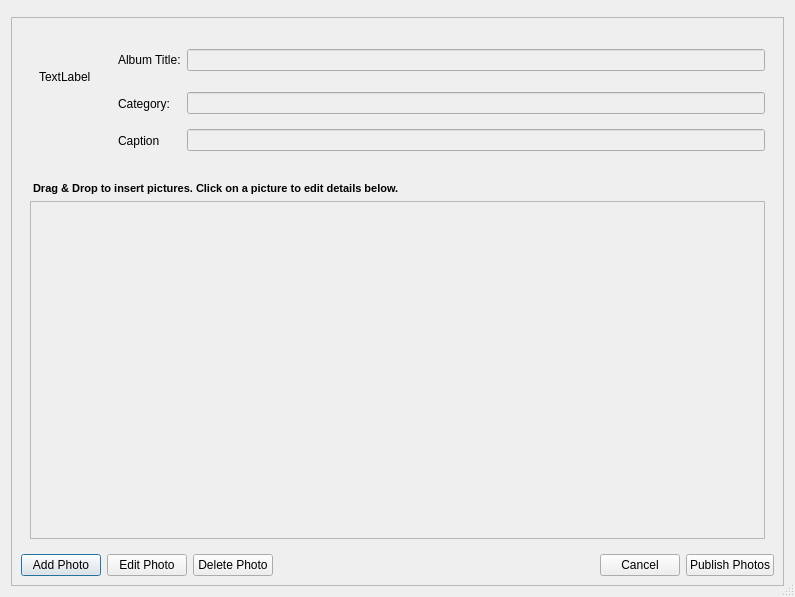
Qt form retroshare-gui/src/gui/PhotoShare/AlbumDialog.ui (RetroShare/RetroShare) before a commit.
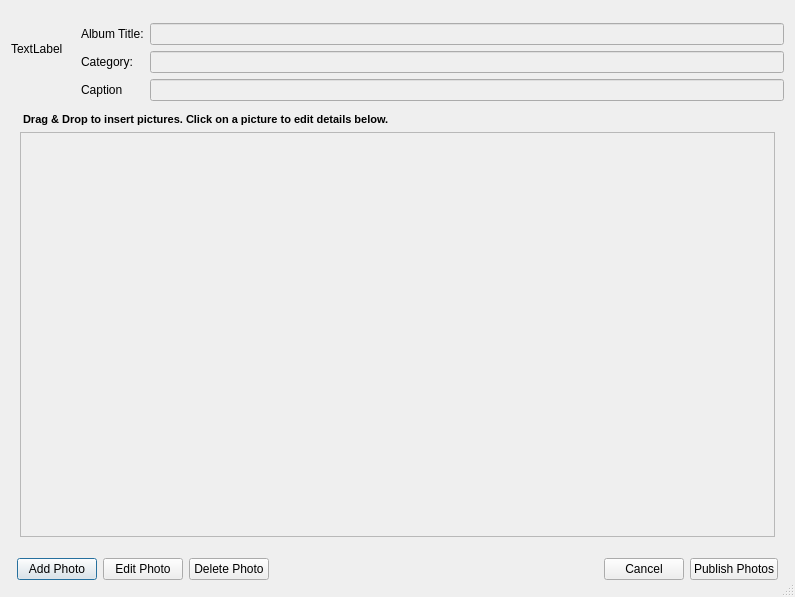
The same form after that commit. Custom widgets are drawn as their Qt base class.

Commit message: attempting to fix layout issues

Patch:
```diff
--- a/retroshare-gui/src/gui/PhotoShare/AlbumDialog.ui
+++ b/retroshare-gui/src/gui/PhotoShare/AlbumDialog.ui
@@ -16,8 +16,8 @@
   <property name="sizeGripEnabled">
    <bool>true</bool>
   </property>
-  <layout class="QVBoxLayout" name="verticalLayout_4">
-   <item>
+  <layout class="QGridLayout" name="gridLayout_5">
+   <item row="0" column="0" colspan="2">
     <widget class="HeaderFrame" name="headerFrame">
      <property name="frameShape">
       <enum>QFrame::StyledPanel</enum>
@@ -27,79 +27,9 @@
      </property>
     </widget>
    </item>
-   <item>
-    <widget class="QFrame" name="frame">
-     <property name="sizePolicy">
-      <sizepolicy hsizetype="Preferred" vsizetype="Minimum">
-       <horstretch>0</horstretch>
-       <verstretch>0</verstretch>
-      </sizepolicy>
-     </property>
-     <property name="frameShape">
-      <enum>QFrame::StyledPanel</enum>
-     </property>
-     <property name="frameShadow">
-      <enum>QFrame::Raised</enum>
-     </property>
-     <layout class="QVBoxLayout" name="verticalLayout_3" stretch="0,10,0">
-      <item>
-       <widget class="QFrame" name="frame_2">
-        <property name="sizePolicy">
-         <sizepolicy hsizetype="MinimumExpanding" vsizetype="Preferred">
-          <horstretch>10</horstretch>
-          <verstretch>0</verstretch>
-         </sizepolicy>
-        </property>
-        <layout class="QGridLayout" name="gridLayout">
-         <property name="horizontalSpacing">
-          <number>6</number>
-         </property>
-         <property name="verticalSpacing">
-          <number>2</number>
-         </property>
-         <item row="0" column="2">
-          <widget class="QLineEdit" name="lineEdit_Title">
-           <property name="enabled">
-            <bool>false</bool>
-           </property>
-           <property name="sizePolicy">
-            <sizepolicy hsizetype="MinimumExpanding" vsizetype="Fixed">
-             <horstretch>0</horstretch>
-             <verstretch>0</verstretch>
-            </sizepolicy>
-           </property>
-          </widget>
-         </item>
-         <item row="1" column="1">
-          <widget class="QLabel" name="label_7">
-           <property name="text">
-            <string>Category:</string>
-           </property>
-          </widget>
-         </item>
-         <item row="1" column="2">
-          <widget class="QLineEdit" name="lineEdit_Category">
-           <property name="enabled">
-            <bool>false</bool>
-           </property>
-           <property name="sizePolicy">
-            <sizepolicy hsizetype="MinimumExpanding" vsizetype="Fixed">
-             <horstretch>0</horstretch>
-             <verstretch>0</verstretch>
-            </sizepolicy>
-           </property>
-          </widget>
-         </item>
-         <item row="0" column="0" rowspan="3">
-          <widget class="QFrame" name="albumGroup">
-           <property name="sizePolicy">
-            <sizepolicy hsizetype="Preferred" vsizetype="Minimum">
-             <horstretch>0</horstretch>
-             <verstretch>1</verstretch>
-            </sizepolicy>
-           </property>
-           <layout class="QVBoxLayout" name="verticalLayout_2">
-            <item>
+   <item row="1" column="0">
+    <layout class="QGridLayout" name="gridLayout_3">
+     <item row="0" column="0">
              <widget class="QLabel" name="label_thumbNail">
               <property name="minimumSize">
                <size>
@@ -112,7 +42,7 @@
               </property>
              </widget>
             </item>
-            <item>
+     <item row="1" column="0">
              <spacer name="verticalSpacer">
               <property name="orientation">
                <enum>Qt::Vertical</enum>
@@ -120,16 +50,20 @@
               <property name="sizeHint" stdset="0">
                <size>
                 <width>20</width>
-                <height>40</height>
+         <height>12</height>
                </size>
               </property>
              </spacer>
             </item>
            </layout>
-          </widget>
-         </item>
-         <item row="2" column="2">
-          <widget class="QLineEdit" name="lineEdit_Caption">
+   </item>
+   <item row="1" column="1">
+    <layout class="QGridLayout" name="gridLayout_4">
+     <property name="topMargin">
+      <number>6</number>
+     </property>
+     <item row="1" column="1">
+      <widget class="QLineEdit" name="lineEdit_Category">
            <property name="enabled">
             <bool>false</bool>
            </property>
@@ -142,26 +76,80 @@
           </widget>
          </item>
          <item row="2" column="1">
+      <widget class="QLineEdit" name="lineEdit_Caption">
+       <property name="enabled">
+        <bool>false</bool>
+       </property>
+       <property name="sizePolicy">
+        <sizepolicy hsizetype="MinimumExpanding" vsizetype="Fixed">
+         <horstretch>0</horstretch>
+         <verstretch>0</verstretch>
+        </sizepolicy>
+       </property>
+      </widget>
+     </item>
+     <item row="1" column="0">
+      <widget class="QLabel" name="label_7">
+       <property name="text">
+        <string>Category:</string>
+       </property>
+      </widget>
+     </item>
+     <item row="2" column="0">
           <widget class="QLabel" name="label_8">
            <property name="text">
             <string>Caption</string>
            </property>
           </widget>
          </item>
-         <item row="0" column="1">
+     <item row="0" column="0">
           <widget class="QLabel" name="label_9">
            <property name="text">
             <string>Album Title:</string>
            </property>
           </widget>
          </item>
-        </layout>
-       </widget>
-      </item>
-      <item>
-       <widget class="QWidget" name="widget" native="true">
-        <layout class="QVBoxLayout" name="verticalLayout">
-         <item>
+     <item row="0" column="1">
+      <widget class="QLineEdit" name="lineEdit_Title">
+       <property name="enabled">
+        <bool>false</bool>
+       </property>
+       <property name="sizePolicy">
+        <sizepolicy hsizetype="MinimumExpanding" vsizetype="Fixed">
+         <horstretch>0</horstretch>
+         <verstretch>0</verstretch>
+        </sizepolicy>
+       </property>
+      </widget>
+     </item>
+     <item row="3" column="1">
+      <spacer name="verticalSpacer_2">
+       <property name="orientation">
+        <enum>Qt::Vertical</enum>
+       </property>
+       <property name="sizeHint" stdset="0">
+        <size>
+         <width>568</width>
+         <height>6</height>
+        </size>
+       </property>
+      </spacer>
+     </item>
+    </layout>
+   </item>
+   <item row="2" column="0" colspan="2">
+    <widget class="QFrame" name="frame">
+     <property name="sizePolicy">
+      <sizepolicy hsizetype="Preferred" vsizetype="Expanding">
+       <horstretch>0</horstretch>
+       <verstretch>1</verstretch>
+      </sizepolicy>
+     </property>
+     <layout class="QGridLayout" name="gridLayout">
+      <property name="topMargin">
+       <number>0</number>
+      </property>
+      <item row="0" column="0">
           <widget class="QLabel" name="label_10">
            <property name="text">
             <string>&lt;!DOCTYPE HTML PUBLIC &quot;-//W3C//DTD HTML 4.0//EN&quot; &quot;http://www.w3.org/TR/REC-html40/strict.dtd&quot;&gt;
@@ -172,7 +160,7 @@
            </property>
           </widget>
          </item>
-         <item>
+      <item row="1" column="0">
           <widget class="QScrollArea" name="scrollAreaPhotos">
            <property name="sizePolicy">
             <sizepolicy hsizetype="Expanding" vsizetype="Expanding">
@@ -197,8 +185,8 @@
              <rect>
               <x>0</x>
               <y>0</y>
-              <width>737</width>
-              <height>315</height>
+           <width>757</width>
+           <height>395</height>
              </rect>
             </property>
             <property name="sizePolicy">
@@ -217,8 +205,20 @@
         </layout>
        </widget>
       </item>
-      <item>
+   <item row="3" column="0" colspan="2">
        <layout class="QHBoxLayout" name="horizontalLayout">
+     <property name="leftMargin">
+      <number>6</number>
+     </property>
+     <property name="topMargin">
+      <number>6</number>
+     </property>
+     <property name="rightMargin">
+      <number>6</number>
+     </property>
+     <property name="bottomMargin">
+      <number>6</number>
+     </property>
         <item>
          <widget class="QPushButton" name="pushButton_AddPhoto">
           <property name="text">
@@ -268,9 +268,6 @@
          </widget>
         </item>
        </layout>
-      </item>
-     </layout>
-    </widget>
    </item>
   </layout>
  </widget>
```
Left out of the diff: 4 changed lines with no effect on the pictures. Lines whose indentation alone changed are shown as unchanged. The commit also changes 2 other files.
